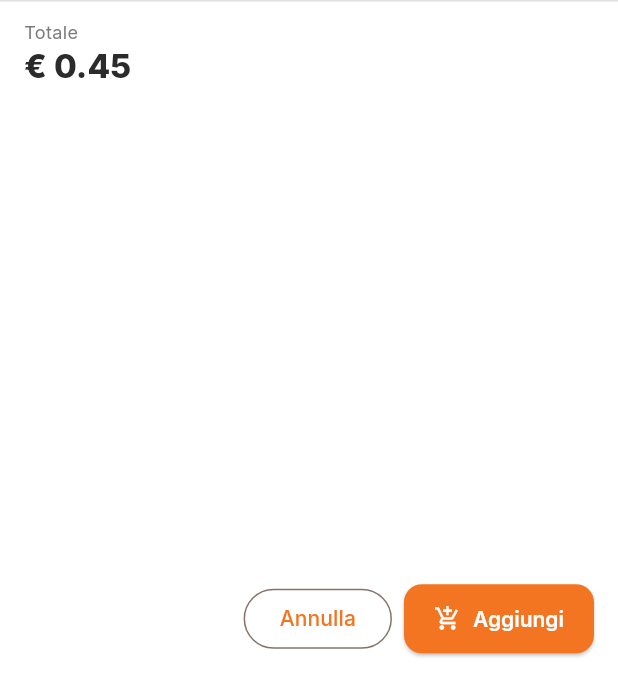
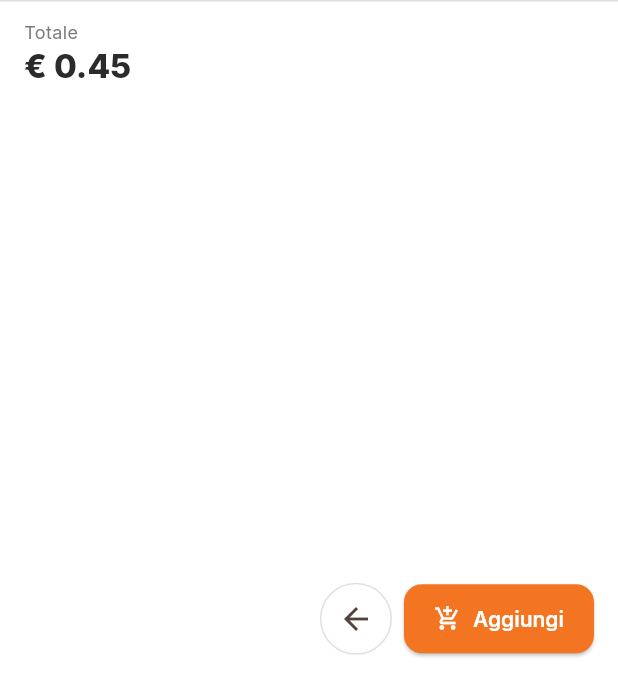
Before and after one commit to nico85-prog/silvestre-app, a Flutter app: the ProductDetailScreen screen opened directly with sample values from the repository, on a phone screen of 412 x 824 dp. Shown: the top 696 px of the screen. Run offline on Flutter 3.47's test engine with Material 3 defaults, Android fonts, the phone set to English and light mode, and no system bars; our stand-ins replace cloud_firestore, firebase_auth, firebase_core, firebase_messaging, google_fonts, image_picker; accounts and stored records are empty; network calls fail.

Commit message:
fix(ux): bottone freccia indietro (pop singolo) al posto di Annulla
- Sostituito OutlinedButton "Annulla" (popUntil first) con IconButton arrow_back (pop singolo)
- Anche "Aggiungi" ora fa pop singolo (torna al category list, non a home)
- Coerente con UX: torno alla schermata precedente, non skippo livelli

Co-Authored-By: Claude Opus 4.7 (1M context) <noreply@anthropic.com>

```diff
--- a/app/lib/screens/product_detail_screen.dart
+++ b/app/lib/screens/product_detail_screen.dart
@@ -241,10 +241,14 @@ class _ProductDetailScreenState extends State<ProductDetailScreen> {
                 ],
               ),
               const Spacer(),
-              OutlinedButton(
-                onPressed: () =>
-                    Navigator.popUntil(context, (r) => r.isFirst),
-                child: const Text('Annulla'),
+              IconButton(
+                tooltip: 'Indietro',
+                style: IconButton.styleFrom(
+                  side: BorderSide(color: palette.border),
+                  padding: const EdgeInsets.all(12),
+                ),
+                icon: const Icon(Icons.arrow_back),
+                onPressed: () => Navigator.pop(context),
               ),
               const SizedBox(width: 8),
               ElevatedButton.icon(
@@ -270,7 +274,7 @@ class _ProductDetailScreenState extends State<ProductDetailScreen> {
                       duration: const Duration(seconds: 2),
                     ),
                   );
-                  Navigator.popUntil(context, (r) => r.isFirst);
+                  Navigator.pop(context);
                 },
                 icon: const Icon(Icons.add_shopping_cart),
                 label: const Text('Aggiungi'),
```
